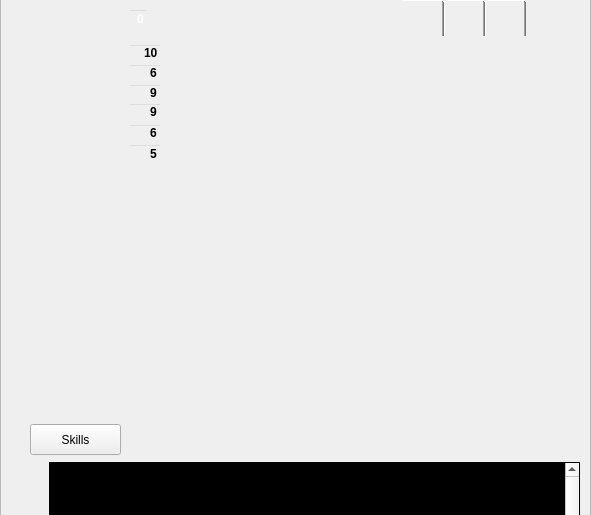
Before: the Qt Designer form charactertab.ui in fischerdr/MooseEdit, drawn with Qt 5; both pictures show x 0 to 591 and y 86 to 601 of the 591 by 813 pixel window.
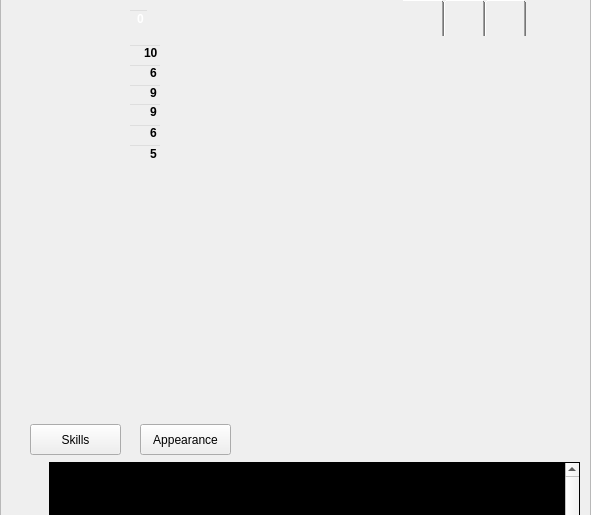
After: the same form once the commit is applied. Icons and pictures are not drawn. Custom widgets are drawn as their Qt base class.

```diff
--- a/charactertab.ui
+++ b/charactertab.ui
@@ -455,7 +455,7 @@
          <property name="geometry">
           <rect>
            <x>16</x>
-           <y>83</y>
+           <y>84</y>
            <width>61</width>
            <height>61</height>
           </rect>
@@ -465,7 +465,7 @@
          <property name="geometry">
           <rect>
            <x>82</x>
-           <y>24</y>
+           <y>26</y>
            <width>61</width>
            <height>61</height>
           </rect>
@@ -474,8 +474,8 @@
         <widget class="QWidget" name="slot2" native="true">
          <property name="geometry">
           <rect>
-           <x>81</x>
-           <y>153</y>
+           <x>82</x>
+           <y>157</y>
            <width>61</width>
            <height>61</height>
           </rect>
@@ -495,7 +495,7 @@
          <property name="geometry">
           <rect>
            <x>16</x>
-           <y>233</y>
+           <y>234</y>
            <width>61</width>
            <height>61</height>
           </rect>
@@ -504,8 +504,8 @@
         <widget class="QWidget" name="slot7" native="true">
          <property name="geometry">
           <rect>
-           <x>81</x>
-           <y>287</y>
+           <x>82</x>
+           <y>288</y>
            <width>61</width>
            <height>61</height>
           </rect>
@@ -515,7 +515,7 @@
          <property name="geometry">
           <rect>
            <x>148</x>
-           <y>233</y>
+           <y>234</y>
            <width>61</width>
            <height>61</height>
           </rect>
@@ -524,7 +524,7 @@
         <widget class="QWidget" name="slot6" native="true">
          <property name="geometry">
           <rect>
-           <x>80</x>
+           <x>82</x>
            <y>222</y>
            <width>61</width>
            <height>61</height>
@@ -535,7 +535,7 @@
          <property name="geometry">
           <rect>
            <x>148</x>
-           <y>82</y>
+           <y>84</y>
            <width>61</width>
            <height>61</height>
           </rect>
@@ -545,7 +545,7 @@
          <property name="geometry">
           <rect>
            <x>16</x>
-           <y>158</y>
+           <y>159</y>
            <width>61</width>
            <height>61</height>
           </rect>
@@ -1337,6 +1337,19 @@
      <set>Qt::AlignRight|Qt::AlignTrailing|Qt::AlignVCenter</set>
     </property>
    </widget>
+   <widget class="QPushButton" name="appearanceButton">
+    <property name="geometry">
+     <rect>
+      <x>140</x>
+      <y>510</y>
+      <width>91</width>
+      <height>31</height>
+     </rect>
+    </property>
+    <property name="text">
+     <string>Appearance</string>
+    </property>
+   </widget>
   </widget>
  </widget>
  <customwidgets>
```
